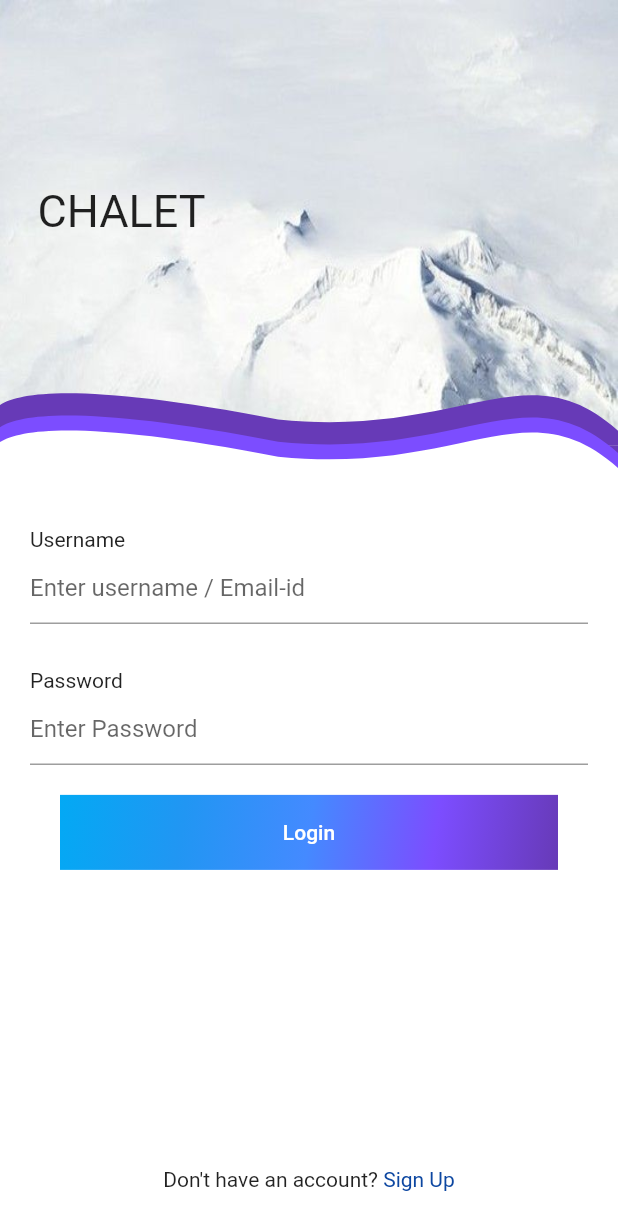
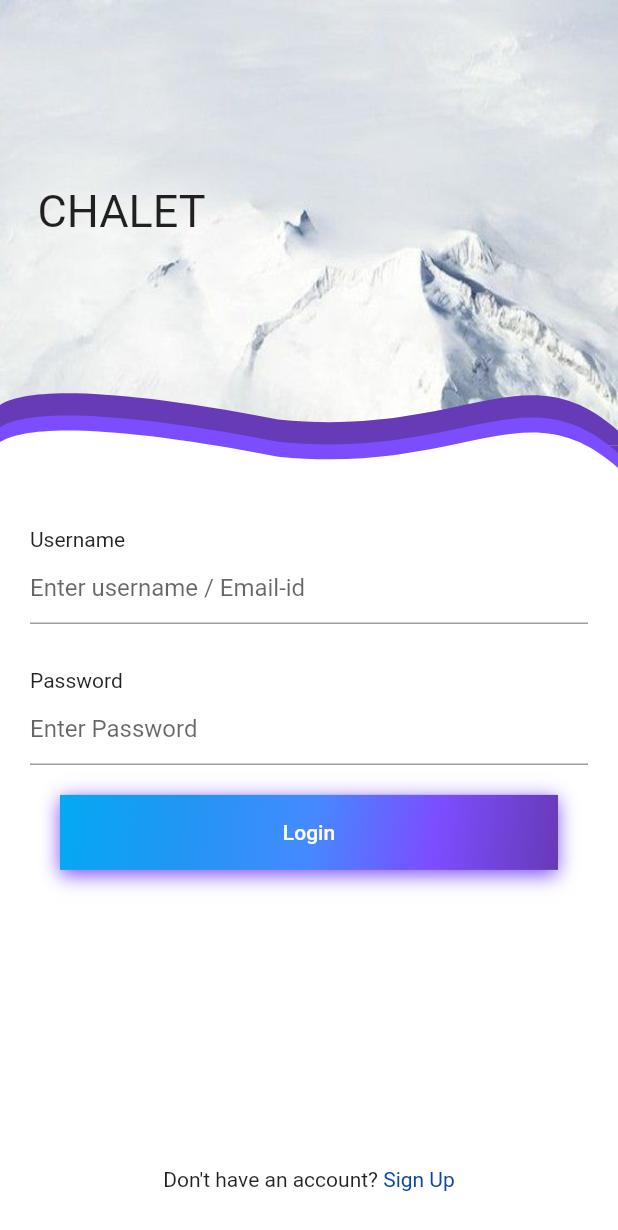
Before and after one commit to JanakMistry2000/signup_module, a Flutter app: the screen it shows after launch, on a phone screen of 412 x 824 dp. Shown: the top 1230 px of the screen. Run offline on Flutter 3.47's test engine with Material 2 defaults, Android fonts, the phone set to English and light mode, and no system bars.

```diff
--- a/lib/views/login_signup.dart
+++ b/lib/views/login_signup.dart
@@ -39,7 +39,6 @@ class login_signup_state extends State<login_signup>{
         h3 = MediaQuery.of(context).size.height*0.33;
         display_text = true;
       }
-      print("hello");
     });
   }
 
@@ -385,6 +384,14 @@ class login_signup_state extends State<login_signup>{
                                               begin: FractionalOffset.topLeft,
                                               end: FractionalOffset.bottomRight,
                                             ),
+                                            boxShadow: [
+                                              BoxShadow(
+                                                color: Colors.deepPurpleAccent,
+                                                blurRadius: 10,
+                                                spreadRadius: 0.1,
+                                                offset: Offset(0,3),
+                                              ),
+                                            ],
                                           ),
                                           child: TextButton(
                                             child: Text(
```
